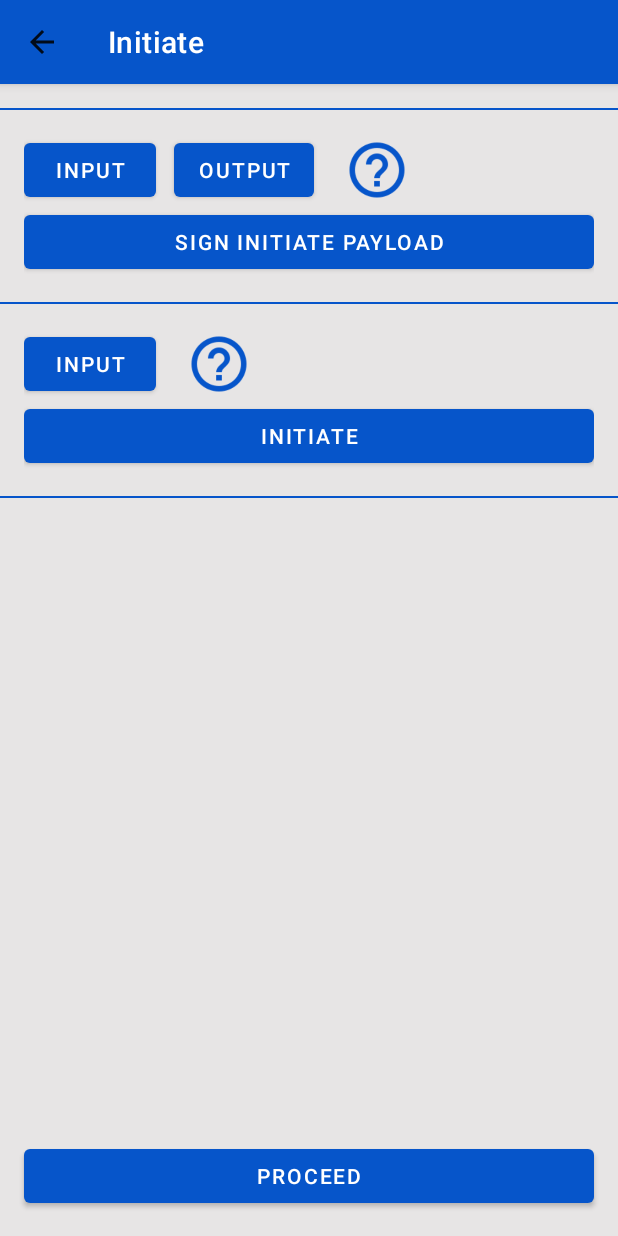
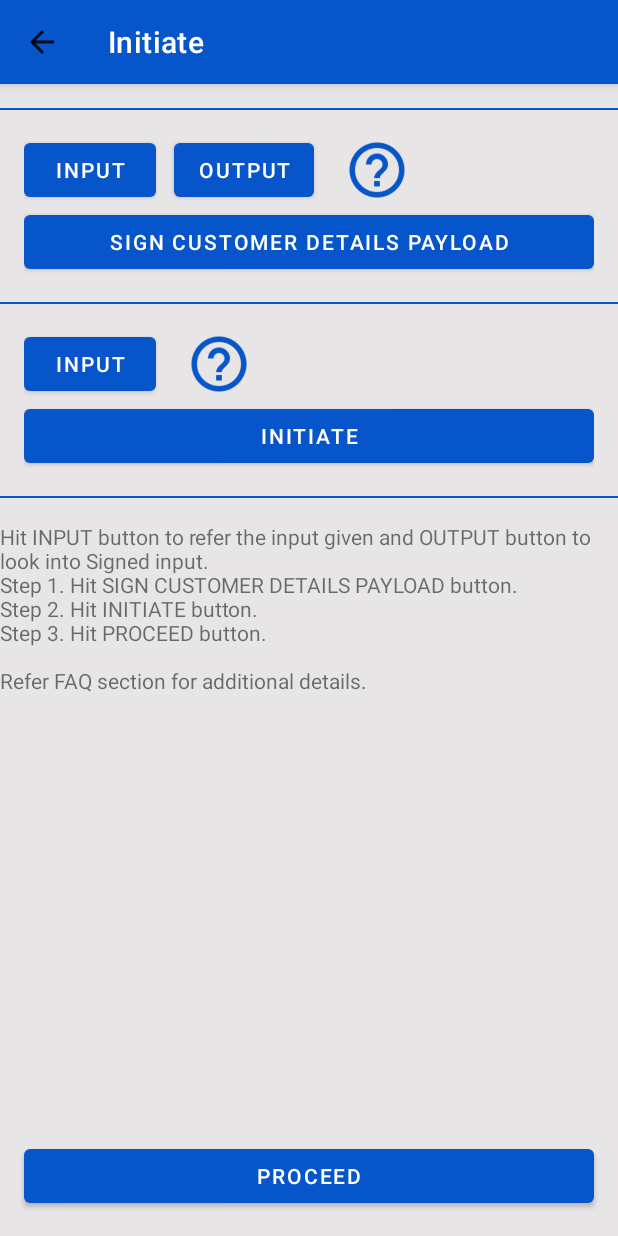
Before and after one commit to harshgarg-juspay/TestIntegrationApp, an Android app: the PaymentsActivity screen opened directly, with no data from a screen before it, on a phone screen of 412 x 824 dp. Run offline under Robolectric (Android 15) with nearby library versions, the phone set to English and light mode, and no system bars; libraries missing offline, so code that uses them is left out: in.juspay.godel, in.juspay.services; 1 statement that could not run was skipped.

Commit message:
Adding FAQ and Steps to be followed(procedure for merchant)

```diff
--- a/app/src/main/java/com/example/testintegrationapp/Payload.java
+++ b/app/src/main/java/com/example/testintegrationapp/Payload.java
@@ -57,6 +57,7 @@ public class Payload {
             orderDetails.put("time_stamp", getTimeStamp());
             orderDetails.put("merchant_id", PayloadConstants.merchantId);
             orderDetails.put("amount", PayloadConstants.amount);
+            orderDetails.put("return_url", PayloadConstants.returnUrl);
         } catch (JSONException e) {
             e.printStackTrace();
         }
@@ -127,6 +128,7 @@ public class Payload {
         final public static String environment = "sandbox";
 
         final public static String amount = "1.0";
+        final public static String returnUrl = "https://sandbox.juspay.in/end";
         final public static String language = "english";
 
         final public static boolean betaAssets = true;
--- a/app/src/main/res/layout/activity_main.xml
+++ b/app/src/main/res/layout/activity_main.xml
@@ -57,6 +57,18 @@
 
     <LinearLayout
         android:layout_width="match_parent"
+        android:layout_height="wrap_content">
+
+        <TextView
+            android:text="Hit INPUT button to refer the input given \n  i.e., params passed.\nStep 1. Hit PREFETCH button.\nStep 2. Hit PROCEED button.\n\nRefer FAQ section for additional details."
+            android:layout_width="match_parent"
+            android:layout_height="wrap_content"/>
+
+    </LinearLayout>
+
+
+    <LinearLayout
+        android:layout_width="match_parent"
         android:layout_height="0dp"
         android:layout_weight="1.0"/>
 
--- a/app/src/main/res/layout/activity_payments.xml
+++ b/app/src/main/res/layout/activity_payments.xml
@@ -58,7 +58,7 @@
                 android:onClick="signSignaturePayload"
                 android:layout_width="match_parent"
                 android:layout_height="wrap_content"
-                android:text="Sign Initiate Payload"/>
+                android:text="Sign Customer Details Payload"/>
 
         </LinearLayout>
 
@@ -109,6 +109,17 @@
             android:layout_marginVertical="16dp"
             android:layout_height="1dp"
             android:background="@color/colorPrimary" />
+
+        <LinearLayout
+            android:layout_width="match_parent"
+            android:layout_height="wrap_content">
+
+            <TextView
+                android:text="Hit INPUT button to refer the input given and OUTPUT button to look into Signed input.\nStep 1. Hit SIGN CUSTOMER DETAILS PAYLOAD button.\nStep 2. Hit INITIATE button.\nStep 3. Hit PROCEED button.\n\nRefer FAQ section for additional details."
+                android:layout_width="match_parent"
+                android:layout_height="wrap_content"/>
+
+        </LinearLayout>
 
         <LinearLayout
             android:layout_width="match_parent"
@@ -189,7 +200,7 @@
                 android:onClick="signOrderDetails"
                 android:layout_width="match_parent"
                 android:layout_height="wrap_content"
-                android:text="Sign Process Payload"/>
+                android:text="Sign Order Details Payload"/>
 
         </LinearLayout>
 
@@ -241,6 +252,17 @@
             android:layout_height="1dp"
             android:background="@color/colorPrimary" />
 
+        <LinearLayout
+            android:layout_width="match_parent"
+            android:layout_height="wrap_content">
+
+            <TextView
+                android:text="Step 1. Hit GENERATE ORDER ID button.\nStep 2. Hit SIGN ORDER DETAILS PAYLOAD button.\nStep 3. Hit PROCESS button.\nHit INPUT button to check input passed and OUTPUT button to check signed input under SIGN ORDER DETAILS PAYLOAD. \nHit INPUT button to check process input under PROCESS.\n\nRefer FAQ section for additional details."
+                android:layout_width="match_parent"
+                android:layout_height="wrap_content"/>
+
+        </LinearLayout>
+
 
     </LinearLayout>
 
```
